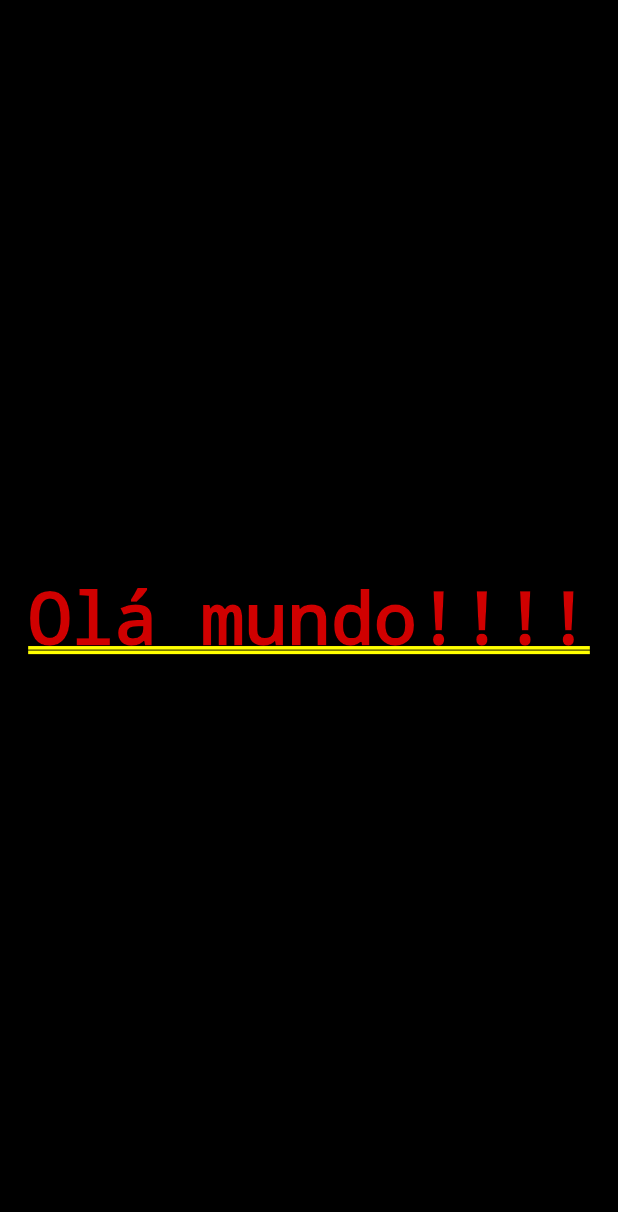
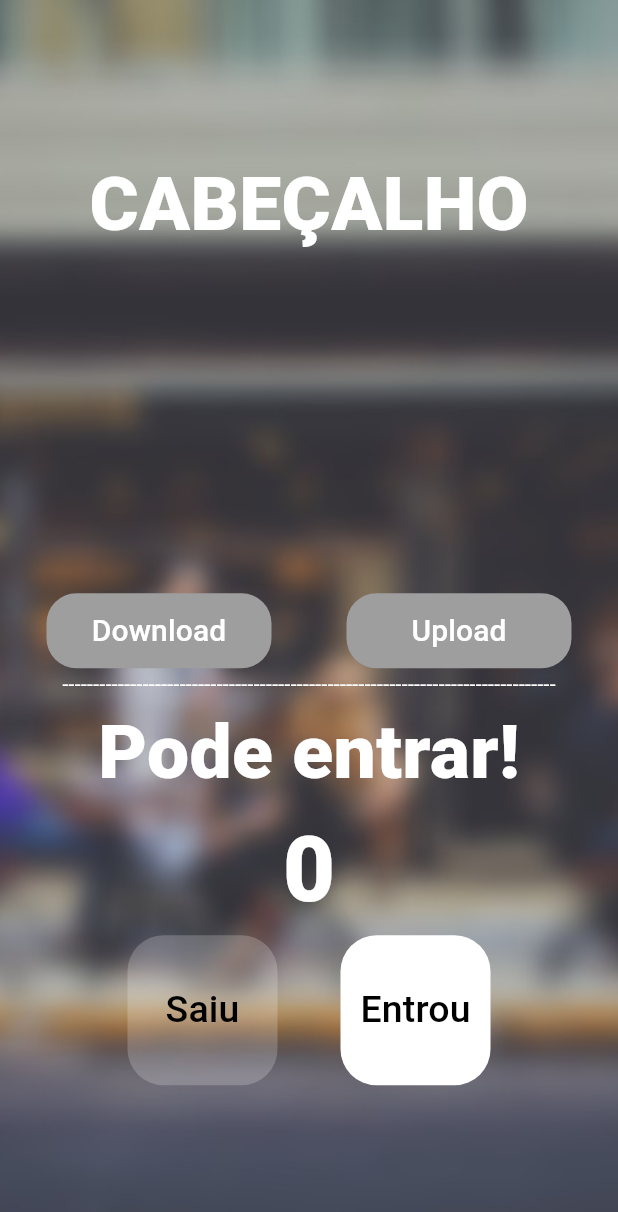
Before and after one commit to code9-crypto/desenvolvimento_flutter, a Flutter app: the screen it shows after launch, on a phone screen of 412 x 824 dp. Shown: the top 1212 px of the screen. Run offline on Flutter 3.47's test engine with Material 3 defaults, Android fonts, the phone set to English and light mode, and no system bars.

Commit message:
esta é a aplicação atualizado e já finalizada

```diff
--- a/contador/lib/main.dart
+++ b/contador/lib/main.dart
@@ -13,27 +13,198 @@ class MyApp extends StatelessWidget {
   @override
   Widget build(BuildContext context) {
     //MaterialApp() -> é o parâmetro que da função runApp(), que diz qual será a tela home
-    return const MaterialApp(
+    return MaterialApp(
+      debugShowCheckedModeBanner: false,
       //Instancia a classe da home page
       home: HomePage(),
     );
   }
 }
 
-//Tela da Home
-class HomePage extends StatelessWidget {
+class HomePage extends StatefulWidget {
   const HomePage({super.key});
 
   @override
+  State<HomePage> createState() => _HomePageState();
+}
+
+class _HomePageState extends State<HomePage> {
+  int count = 0;
+  String texto = "";
+
+  void decrement() {
+    //Este é o método que faz alteração na tela
+    setState(() {
+      count--;
+    });
+  }
+
+  void increment() {
+    setState(() {
+      count++;
+    });
+  }
+
+  void download() {
+    setState(() {
+      texto = "Baixando...";
+    });
+  }
+
+  void upload() {
+    setState(() {
+      texto = "Enviando...";
+    });
+  }
+
+  bool get isEmprty => count == 0;
+  bool get isFull => count == 20;
+
+  @override
   Widget build(BuildContext context) {
-    return Container(
-      //home: Container() -> é o parâmetro de MaterialApp(); A tela home que será apresentada
-      //color: Colors.yellow -> é o parâmetro de Container(); A cor que será apresentada
-      color: Colors.black,
-      //Colocando texto dentro da tela, como filho da tela
-      child: const Text("Olá mundo!!!!"),
-      //Alinhando o texto
-      alignment: Alignment.center,
+    //Scaffold é a função mais utilizada para criar as telas
+    return Scaffold(
+      //Cor de fundo
+      backgroundColor: Colors.red,
+      //body é o corpo da tela
+      //Column é a função que deixará todo o conteúdo organizado de forma vertical
+      body: Container(
+        //Inserindo imagem de fundo
+        decoration: BoxDecoration(
+          image: DecorationImage(
+              image: AssetImage("assets/imagens/imagem.jpg"),
+              fit: BoxFit.cover),
+        ),
+        child: Column(
+          mainAxisAlignment: MainAxisAlignment.center,
+          //parâmetro nomeado children é a aquele receberá mais de um filho
+          //filhos da Column
+          children: [
+            Text(
+              "CABEÇALHO",
+              style: TextStyle(
+                fontSize: 50,
+                color: Colors.white,
+                fontWeight: FontWeight.w800,
+              ),
+            ),
+            SizedBox(
+              height: 30,
+            ),
+            Text(
+              "$texto",
+              style: TextStyle(
+                fontSize: 30,
+                color: Colors.grey,
+                fontWeight: FontWeight.w800,
+              ),
+            ),
+            SizedBox(
+              height: 150,
+            ),
+            Row(
+              mainAxisAlignment: MainAxisAlignment.center,
+              children: [
+                TextButton(
+                  onPressed: download,
+                  style: TextButton.styleFrom(
+                    shape: RoundedRectangleBorder(
+                      borderRadius: BorderRadius.circular(20),
+                    ),
+                    backgroundColor: Colors.grey,
+                    fixedSize: const Size(150, 50),
+                  ),
+                  child: Text(
+                    "Download",
+                    style: TextStyle(
+                      fontSize: 20,
+                      color: Colors.white,
+                    ),
+                  ),
+                ),
+                SizedBox(
+                  width: 50,
+                ),
+                TextButton(
+                  onPressed: upload,
+                  style: TextButton.styleFrom(
+                      shape: RoundedRectangleBorder(
+                        borderRadius: BorderRadius.circular(20),
+                      ),
+                      fixedSize: const Size(150, 50),
+                      backgroundColor: Colors.grey),
+                  child: Text(
+                    "Upload",
+                    style: TextStyle(
+                      color: Colors.white,
+                      fontSize: 20,
+                    ),
+                  ),
+                )
+              ],
+            ),
+            Text(
+              "-" * 80,
+              style: TextStyle(
+                color: Colors.white,
+              ),
+            ),
+            Text(
+              isFull ? "Lotado" : "Pode entrar!",
+              style: TextStyle(
+                  fontSize: 50,
+                  color: Colors.white,
+                  fontWeight: FontWeight.w800),
+            ),
+            Text(
+              '$count',
+              style: TextStyle(
+                  fontWeight: FontWeight.w800,
+                  color: isFull ? Colors.red : Colors.white,
+                  fontSize: 60),
+            ),
+            Row(
+              mainAxisAlignment: MainAxisAlignment.center,
+              //Filhos da Row
+              children: [
+                TextButton(
+                  onPressed: isEmprty ? null : decrement,
+                  child: Text(
+                    "Saiu",
+                    style: TextStyle(color: Colors.black, fontSize: 25),
+                  ),
+                  style: TextButton.styleFrom(
+                      backgroundColor: isEmprty
+                          ? Colors.white.withOpacity(0.2)
+                          : Colors.white,
+                      fixedSize: const Size(100, 100),
+                      shape: RoundedRectangleBorder(
+                        borderRadius: BorderRadius.circular(24),
+                      )),
+                ),
+                const SizedBox(
+                  width: 42,
+                ),
+                TextButton(
+                  onPressed: isFull ? null : increment,
+                  child: Text(
+                    "Entrou",
+                    style: TextStyle(color: Colors.black, fontSize: 25),
+                  ),
+                  style: TextButton.styleFrom(
+                      backgroundColor:
+                          isFull ? Colors.white.withOpacity(0.2) : Colors.white,
+                      //padding: const EdgeInsets.all(32)
+                      fixedSize: const Size(100, 100),
+                      shape: RoundedRectangleBorder(
+                        borderRadius: BorderRadius.circular(24),
+                      )),
+                ),
+              ],
+            )
+          ],
+        ),
+      ),
     );
   }
 }
--- a/contador/pubspec.yaml
+++ b/contador/pubspec.yaml
@@ -45,7 +45,7 @@ dev_dependencies:
   # activated in the `analysis_options.yaml` file located at the root of your
   # package. See that file for information about deactivating specific lint
   # rules and activating additional ones.
-  flutter_lints: ^4.0.0
+  # flutter_lints: ^4.0.0
 
 # For information on the generic Dart part of this file, see the
 # following page: https://dart.dev/tools/pub/pubspec
@@ -62,6 +62,8 @@ flutter:
   # assets:
   #   - images/a_dot_burr.jpeg
   #   - images/a_dot_ham.jpeg
+  assets:
+    - assets/imagens/imagem.jpg
 
   # An image asset can refer to one or more resolution-specific "variants", see
   # https://flutter.dev/to/resolution-aware-images
```
Also changed, not shown: contador/assets/imagens/imagem.jpg (added), contador/pubspec.lock.
